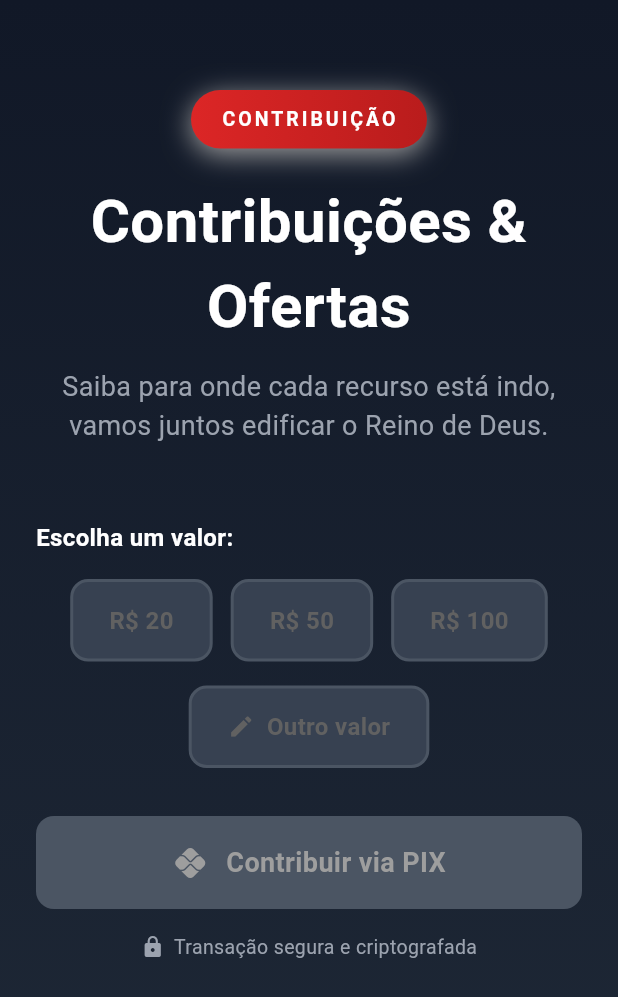
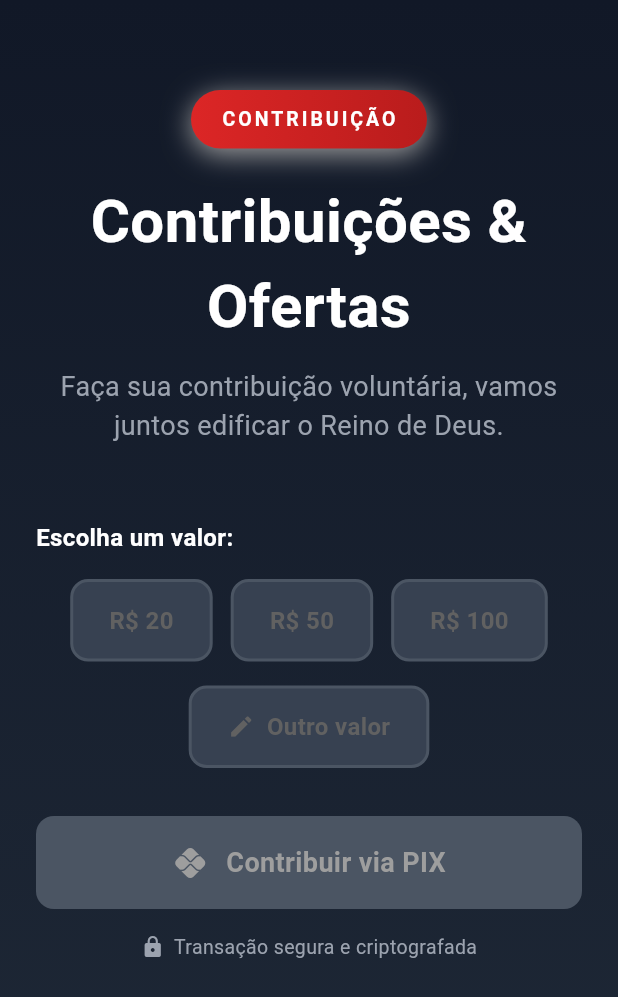
Before and after one commit to analiceleite/pv_mobile, a Flutter app: the OfferSection widget shown alone on an empty page, opened directly, on a phone screen of 412 x 824 dp. Shown: the top 997 px of the screen. Run offline on Flutter 3.47's test engine with Material 3 defaults, Android fonts, the phone set to English and light mode, and no system bars; our stand-ins replace cloud_firestore, firebase_auth, firebase_core, geolocator, shared_preferences; accounts and stored records are empty; network calls fail.

Commit message:
i18n(offer_section): update text for contribution message
- update Portuguese text for clarity in the offer section
- encourage voluntary contributions in the message

```diff
--- a/lib/widgets/offer_section.dart
+++ b/lib/widgets/offer_section.dart
@@ -115,7 +115,7 @@
                   ),
                   const SizedBox(height: 12),
                   Text(
-                    'Saiba para onde cada recurso está indo, vamos juntos edificar o Reino de Deus.',
+                    'Faça sua contribuição voluntária, vamos juntos edificar o Reino de Deus.',
                     style: TextStyle(fontSize: 18, color: Color(0xFF9CA3AF)),
                     textAlign: TextAlign.center,
                   ),
```
